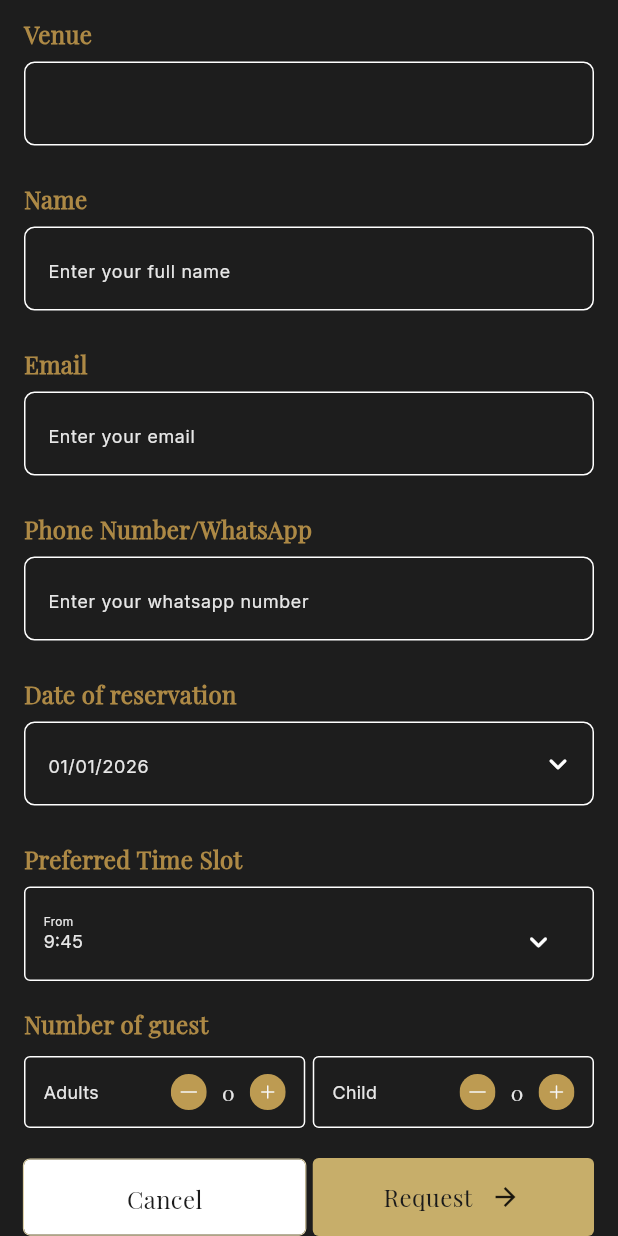
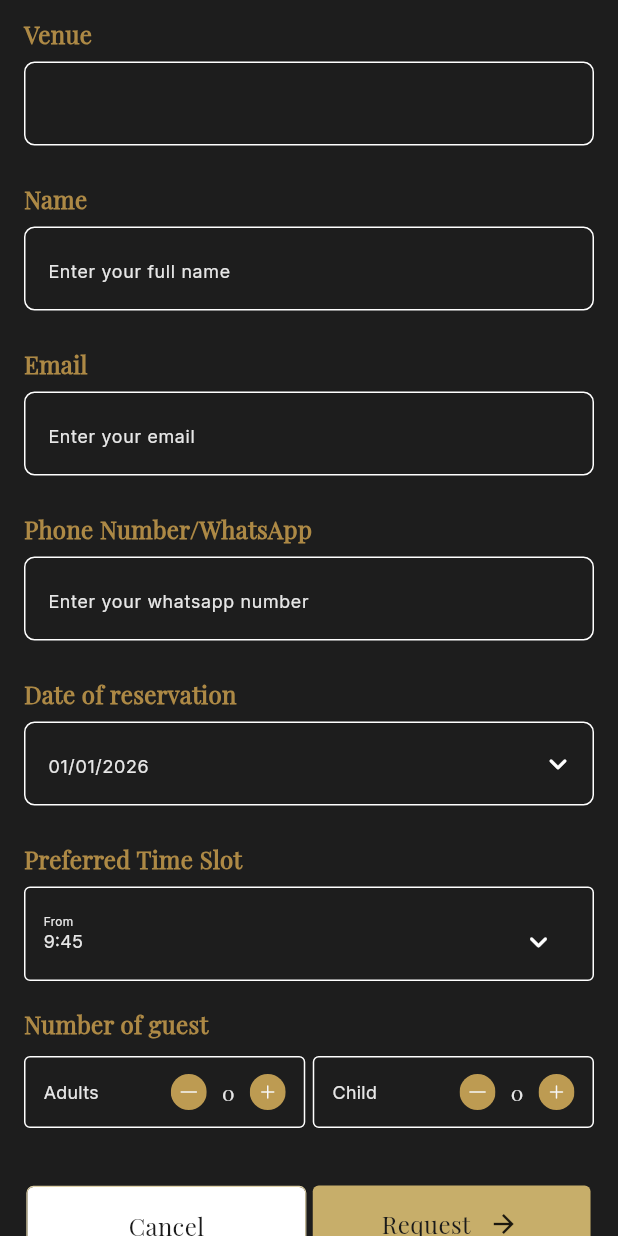
Before and after one commit to robiulsunnyemon/abyan_revised, a Flutter app: the RestaurantFormScreen screen opened directly with empty values, scrolled down 79 dp, on a phone screen of 412 x 824 dp. Run offline on Flutter 3.47's test engine with Material 3 defaults, Android fonts, the phone set to English and light mode, and no system bars; our stand-ins replace carousel_slider, dropdown_button2, flutter_screenutil, flutter_svg, get, image_picker and 3 more; accounts and stored records are empty.

Commit message:
update resturent

```diff
--- a/lib/view/screens/listing_form/restaurant_form.dart
+++ b/lib/view/screens/listing_form/restaurant_form.dart
@@ -209,7 +209,7 @@ class _RestaurantFormScreenState extends State<RestaurantFormScreen> {
             ),
             SliverToBoxAdapter(
               child: Padding(
-                padding: const EdgeInsets.symmetric(horizontal: 16.0),
+                padding: EdgeInsetsGeometry.all(16.0.sp),
                 child: Row(
                   spacing: 5,
                   children: [
```
Also changed, not shown: lib/view/screens/single_services_pages/menu_screen.dart (+16 -4 lines).
